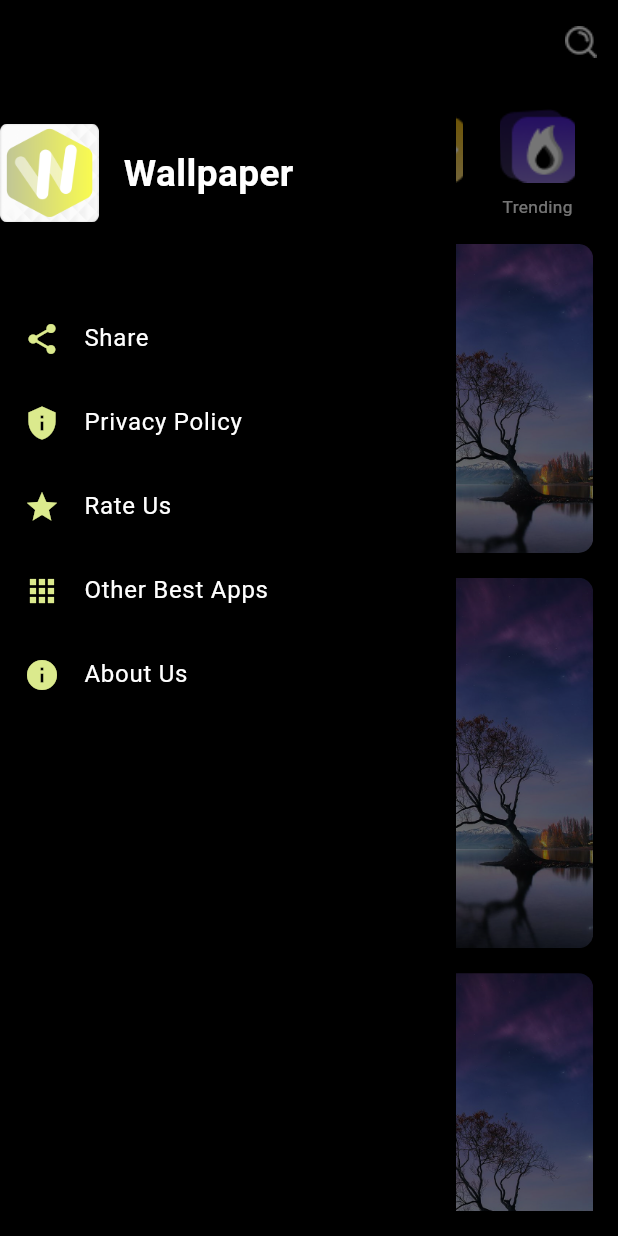
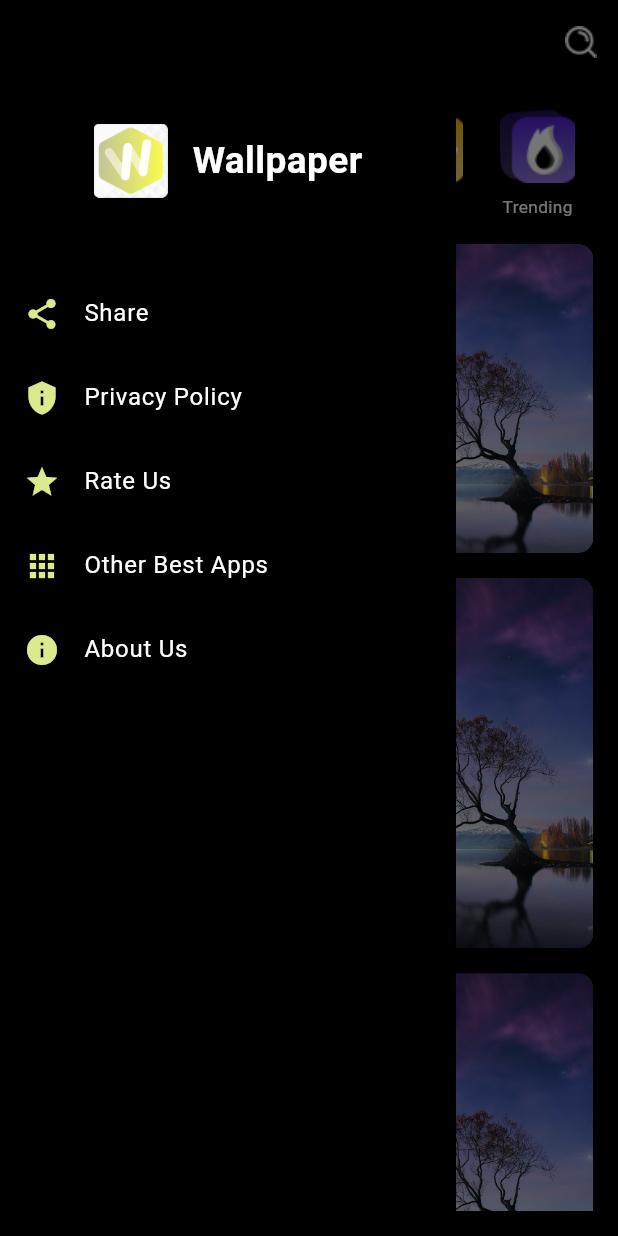
Before and after one commit to HRMangukiya3494/WallpaperFlutterApp, a Flutter app: the HomePage screen opened by its route, with the side drawer open, on a phone screen of 412 x 824 dp. Run offline on Flutter 3.47's test engine with Material 3 defaults, Android fonts, the phone set to English and light mode, and no system bars; our stand-ins replace get.

Commit message:
HomePage A

```diff
--- a/lib/views/screen/HomePage.dart
+++ b/lib/views/screen/HomePage.dart
@@ -69,10 +69,11 @@ class HomePage extends StatelessWidget {
               height: h * 0.1,
             ),
             Row(
+              mainAxisAlignment: MainAxisAlignment.center,
               children: [
                 Container(
-                  height: h * 0.08,
-                  width: h * 0.08,
+                  height: h * 0.06,
+                  width: h * 0.06,
                   decoration: BoxDecoration(
                     image: DecorationImage(
                       image: AssetImage(ImageUtils.ImagePath + ImageUtils.AppLogo,),
```
